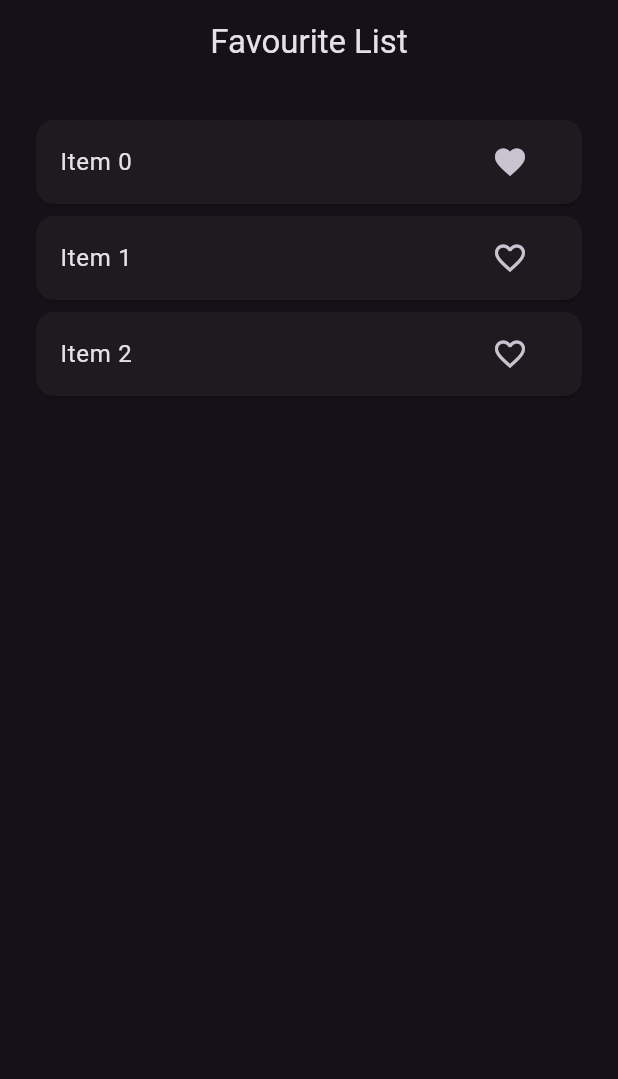
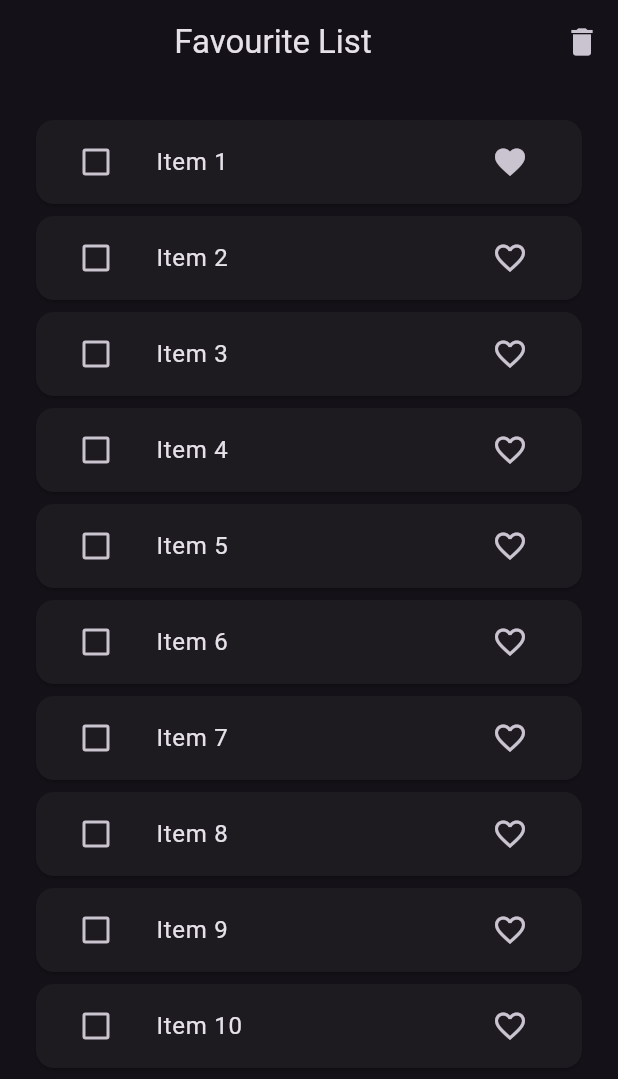
Before and after one commit to OwaisAbdullah19/Favourite-List-Bloc, a Flutter app: the screen it shows after launch, after a tap on the "favorite outline" icon, on a phone screen of 412 x 824 dp. Shown: the top 1079 px of the screen. Run offline on Flutter 3.47's test engine with Material 3 defaults, Android fonts, the phone set to English and light mode, and no system bars; our stand-ins replace bloc, equatable, flutter_bloc.

```diff
--- a/lib/Repository/favouritelistrepository.dart
+++ b/lib/Repository/favouritelistrepository.dart
@@ -6,7 +6,7 @@ class Favouritelistrepository {
 
  Future<List<FavouriteItem>> fetchlist()async{
     await Future.delayed(Duration(seconds: 3));
-    return List.generate(3, (generator) =>FavouriteItem(id: generator.toString(), value: ('Item $generator')));
+    return List.generate(10, (generator) =>FavouriteItem(id: generator.toString(), value: ('Item ${generator + 1}')));
 
  }
 }
--- a/lib/bloc/favouritelistbloc_event.dart
+++ b/lib/bloc/favouritelistbloc_event.dart
@@ -7,6 +7,8 @@ class FavouritelistblocEvent extends Equatable {
   List<Object> get props => [];
 }
 class favouritelistfetch extends FavouritelistblocEvent{}
+
+
 class favouriteobject extends FavouritelistblocEvent{
  final  FavouriteItem updateitem;
  favouriteobject({required this.updateitem});
@@ -16,3 +18,6 @@ class favouriteobject extends FavouritelistblocEvent{
 
   void add(FavouriteItem updateitem) {}
 }
+
+
+class delete extends FavouritelistblocEvent{}
--- a/lib/favouritelistscreen.dart
+++ b/lib/favouritelistscreen.dart
@@ -21,6 +21,11 @@ class _FavouritelistscreenState extends State<Favouritelistscreen> {
   Widget build(BuildContext context) {
     return Scaffold(
       appBar: AppBar(
+        actions: [
+          IconButton(onPressed: (){
+            context.read<FavouritelistblocBloc>().add(delete());
+          }, icon: Icon(Icons.delete)),
+        ],
         title: Center(child: Text('Favourite List'),),
       ),
       body: Padding(
@@ -39,15 +44,22 @@ class _FavouritelistscreenState extends State<Favouritelistscreen> {
                   itemCount: state.favouriteItemlist.length,
                   itemBuilder: (context,index){
                     final item = state.favouriteItemlist[index];
-
                   return Card(
 
                     child: ListTile(
+                      leading: Checkbox(value: state.favouriteItemlist[index].isdeleting, onChanged: (value) {
+                      FavouriteItem updateitem1 = FavouriteItem(id:  state.favouriteItemlist[index].id, value: item.value,
+                     isfavourite: item.isfavourite ? true : false,  //in place of item we can use (state.favouriteitemlist[index])
+                      isdeleting: item.isdeleting ? false : true);
+                       context.read<FavouritelistblocBloc>().add(favouriteobject(updateitem: updateitem1));
 
-                      title: Text(item.value.toString()),
+                       }),
+                   title: Text(item.value.toString()),
                       trailing: IconButton(onPressed: (){
-                FavouriteItem updateitem = FavouriteItem(id:  state.favouriteItemlist[index].id, value: item.value,  //in place of item we can use (state.favouriteitemlist[index])
-                 isfavourite: item.isfavourite ? false : true);
+                 FavouriteItem updateitem = FavouriteItem(id:  state.favouriteItemlist[index].id, value: item.value,  //in place of item we can use (state.favouriteitemlist[index])
+                 isfavourite: item.isfavourite ? false : true,
+                 isdeleting: item.isdeleting?true:false
+                 );
                  context.read<FavouritelistblocBloc>().add(favouriteobject(updateitem: updateitem));
 
 
@@ -56,8 +68,9 @@ class _FavouritelistscreenState extends State<Favouritelistscreen> {
                     )
                   );
 
-            }
+                  }
                 );
+
             }
           }
       )
--- a/lib/main.dart
+++ b/lib/main.dart
@@ -18,6 +18,7 @@ class MyApp extends StatelessWidget {
       create: (context) => FavouritelistblocBloc(Favouritelistrepository()),
       child: MaterialApp(
         title: 'Flutter Demo',
+        debugShowCheckedModeBanner: false,
         themeMode: ThemeMode.dark,
         theme: ThemeData(
           brightness: Brightness.dark,
```
Also changed, not shown: lib/bloc/favouritelistbloc_bloc.dart (+10 -0 lines).
